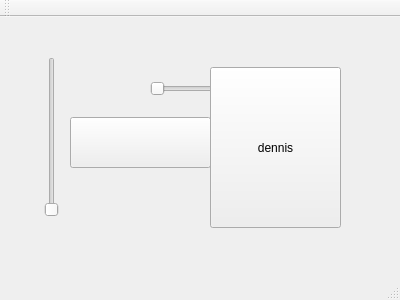
orichalque/quelleEstCetteNote, file quelleEstCetteNote/QuelleEstCetteNote2/mainwindow.ui: the form before one commit.
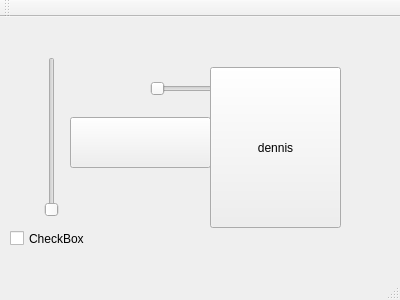
The form after the commit. Icons and pictures are not drawn.

The edit to the form file:
```diff
--- a/quelleEstCetteNote/QuelleEstCetteNote2/mainwindow.ui
+++ b/quelleEstCetteNote/QuelleEstCetteNote2/mainwindow.ui
@@ -106,6 +106,19 @@
      <bool>false</bool>
     </property>
    </widget>
+   <widget class="QCheckBox" name="checkBox">
+    <property name="geometry">
+     <rect>
+      <x>10</x>
+      <y>210</y>
+      <width>104</width>
+      <height>23</height>
+     </rect>
+    </property>
+    <property name="text">
+     <string>CheckBox</string>
+    </property>
+   </widget>
   </widget>
   <widget class="QMenuBar" name="menuBar">
    <property name="geometry">
```
